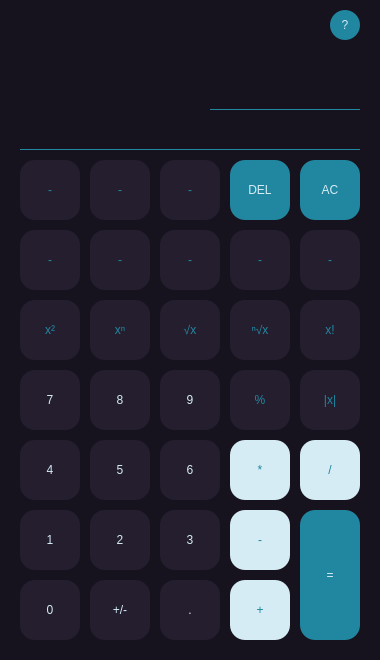
Old version of the form src/mainwindow.ui in the repository Devvoter/calculator.
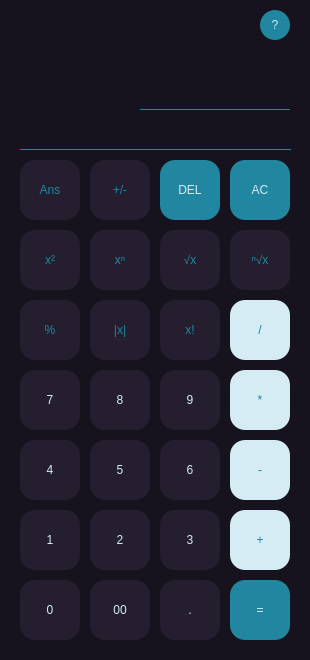
New version of the form. Icons and pictures are not drawn.

What changed in the file:
```diff
--- a/src/mainwindow.ui
+++ b/src/mainwindow.ui
@@ -9,19 +9,19 @@
    <rect>
     <x>0</x>
     <y>0</y>
-    <width>380</width>
+    <width>310</width>
     <height>660</height>
    </rect>
   </property>
   <property name="minimumSize">
    <size>
-    <width>380</width>
+    <width>310</width>
     <height>660</height>
    </size>
   </property>
   <property name="maximumSize">
    <size>
-    <width>380</width>
+    <width>310</width>
     <height>660</height>
    </size>
   </property>
@@ -40,15 +40,12 @@
 	border-radius: 15px;
 	font: 700 18pt &quot;Segoe UI&quot;;
 }
-QFrame{
-	border: none;
-}
-/*******************************************************************/
-QPushButton#bt_divide, QPushButton#bt_multiply, QPushButton#bt_plus, QPushButton#bt_minus{
+/***************************************************basic ops***************************************************/
+#bt_divide, #bt_multiply, #bt_plus, #bt_minus{
 	background-color: rgb(213, 236, 245);
 	color: rgb(33, 135, 161);
 }
-QPushButton#bt_equal{	
+#bt_equal{	
 	background-color: rgb(33, 135, 161);
 	color: rgb(213, 236, 245);
 }
@@ -56,21 +53,25 @@
 	background-color: rgb(36, 30, 47);
 	border: 1px solid rgb(33, 135, 161);
 }
-/*******************************************************************/
-QFrame#fr_numbers QPushButton{
-	background-color: rgb(36, 30, 47);
+/***************************************************del, ac***************************************************/
+#bt_del,  #bt_ac{
+	background-color: rgb(33, 135, 161);
 	color: rgb(213, 236, 245);
+	font: 700 14pt &quot;Segoe UI&quot;;
 }
 QFrame#fr_numbers QPushButton:hover{
 	border: 1px solid rgb(33, 135, 161);
 }
-/*******************************************************************/
-QFrame#fr_advanced_operations QPushButton{
+/***************************************************numbers***************************************************/
+#bt_0, #bt_00, #bt_1, #bt_2, #bt_3, #bt_4, #bt_5, #bt_6, #bt_7, #bt_8, #bt_9, #bt_point{
 	background-color: rgb(36, 30, 47);
-	color: rgb(33, 135, 161);
-	font: 700 14pt &quot;Segoe UI&quot;;
+	color: rgb(213, 236, 245);
 }
-QPushButton#bt_modulo, QPushButton#bt_abs{
+#bt_0:hover, #bt_00:hover, #bt_1:hover, #bt_2:hover, #bt_3:hover, #bt_4:hover, #bt_5:hover, #bt_6:hover, #bt_7:hover, #bt_8:hover, #bt_9:hover, #bt_point:hover{
+	border: 1px solid rgb(33, 135, 161);
+}
+/***************************************************advanced ops***************************************************/
+#bt_modulo, #bt_abs, #bt_exp, #bt_factorial, #bt_square_root, #bt_n_root, #bt_square, #bt_inverse, #bt_ans{
 	background-color: rgb(36, 30, 47);
 	color: rgb(33, 135, 161);
 	font: 700 14pt &quot;Segoe UI&quot;;
@@ -78,15 +79,7 @@
 QFrame#fr_advanced_operations QPushButton:hover, QPushButton#bt_modulo:hover, QPushButton#bt_abs:hover{
 	border: 1px solid rgb(33, 135, 161);
 }
-QFrame#fr_advanced_operations QPushButton#bt_del, QFrame#fr_advanced_operations QPushButton#bt_ac{
-	background-color: rgb(33, 135, 161);
-	color: rgb(213, 236, 245);
-}
-QFrame#fr_advanced_operations QPushButton#bt_del:hover, QFrame#fr_advanced_operations QPushButton#bt_ac:hover{
-	background-color: rgb(36, 30, 47);
-	border: 1px solid rgb(33, 135, 161);
-}
-/*******************************************************************/
+/***************************************************labels***************************************************/
 QLabel{
 	color: rgb(213, 236, 245);
 	border-bottom-width: 1px;
@@ -94,15 +87,13 @@
 	border-radius: 0px;
 	border-bottom-color: rgb(33, 135, 161);
 }
-/*******************************************************************/
-QLabel#lb_expression{
+#lb_expression{
 	font: 14pt &quot;Segoe UI&quot;;
 }
-/*******************************************************************/
-QLabel#lb_number{
+#lb_number{
 	font: 26pt &quot;Segoe UI&quot;;
 }
-/*******************************************************************/
+/***************************************************help***************************************************/
 QPushButton#bt_help{
 	background-color: rgb(33, 135, 161);
 	color: rgb(213, 236, 245);
@@ -118,10 +109,10 @@
    <widget class="QPushButton" name="bt_equal">
     <property name="geometry">
      <rect>
-      <x>300</x>
-      <y>510</y>
+      <x>230</x>
+      <y>580</y>
       <width>60</width>
-      <height>130</height>
+      <height>60</height>
      </rect>
     </property>
     <property name="mouseTracking">
@@ -149,398 +140,12 @@
      <bool>false</bool>
     </property>
    </widget>
-   <widget class="QFrame" name="fr_numbers">
-    <property name="geometry">
-     <rect>
-      <x>20</x>
-      <y>370</y>
-      <width>200</width>
-      <height>270</height>
-     </rect>
-    </property>
-    <property name="frameShape">
-     <enum>QFrame::StyledPanel</enum>
-    </property>
-    <property name="frameShadow">
-     <enum>QFrame::Raised</enum>
-    </property>
-    <widget class="QPushButton" name="bt_4">
-     <property name="geometry">
-      <rect>
-       <x>0</x>
-       <y>70</y>
-       <width>60</width>
-       <height>60</height>
-      </rect>
-     </property>
-     <property name="text">
-      <string>4</string>
-     </property>
-    </widget>
-    <widget class="QPushButton" name="bt_5">
-     <property name="geometry">
-      <rect>
-       <x>70</x>
-       <y>70</y>
-       <width>60</width>
-       <height>60</height>
-      </rect>
-     </property>
-     <property name="text">
-      <string>5</string>
-     </property>
-    </widget>
-    <widget class="QPushButton" name="bt_6">
-     <property name="geometry">
-      <rect>
-       <x>140</x>
-       <y>70</y>
-       <width>60</width>
-       <height>60</height>
-      </rect>
-     </property>
-     <property name="text">
-      <string>6</string>
-     </property>
-    </widget>
-    <widget class="QPushButton" name="bt_7">
-     <property name="geometry">
-      <rect>
-       <x>0</x>
-       <y>0</y>
-       <width>60</width>
-       <height>60</height>
-      </rect>
-     </property>
-     <property name="text">
-      <string>7</string>
-     </property>
-    </widget>
-    <widget class="QPushButton" name="bt_8">
-     <property name="geometry">
-      <rect>
-       <x>70</x>
-       <y>0</y>
-       <width>60</width>
-       <height>60</height>
-      </rect>
-     </property>
-     <property name="text">
-      <string>8</string>
-     </property>
-    </widget>
-    <widget class="QPushButton" name="bt_9">
-     <property name="geometry">
-      <rect>
-       <x>140</x>
-       <y>0</y>
-       <width>60</width>
-       <height>60</height>
-      </rect>
-     </property>
-     <property name="text">
-      <string>9</string>
-     </property>
-    </widget>
-    <widget class="QPushButton" name="bt_point">
-     <property name="geometry">
-      <rect>
-       <x>140</x>
-       <y>210</y>
-       <width>60</width>
-       <height>60</height>
-      </rect>
-     </property>
-     <property name="text">
-      <string>.</string>
-     </property>
-    </widget>
-    <widget class="QPushButton" name="bt_inverse">
-     <property name="geometry">
-      <rect>
-       <x>70</x>
-       <y>210</y>
-       <width>60</width>
-       <height>60</height>
-      </rect>
-     </property>
-     <property name="text">
-      <string>+/-</string>
-     </property>
-    </widget>
-    <widget class="QPushButton" name="bt_0">
-     <property name="geometry">
-      <rect>
-       <x>0</x>
-       <y>210</y>
-       <width>60</width>
-       <height>60</height>
-      </rect>
-     </property>
-     <property name="text">
-      <string>0</string>
-     </property>
-    </widget>
-    <widget class="QPushButton" name="bt_1">
-     <property name="geometry">
-      <rect>
-       <x>0</x>
-       <y>140</y>
-       <width>60</width>
-       <height>60</height>
-      </rect>
-     </property>
-     <property name="text">
-      <string>1</string>
-     </property>
-    </widget>
-    <widget class="QPushButton" name="bt_2">
-     <property name="geometry">
-      <rect>
-       <x>70</x>
-       <y>140</y>
-       <width>60</width>
-       <height>60</height>
-      </rect>
-     </property>
-     <property name="text">
-      <string>2</string>
-     </property>
-    </widget>
-    <widget class="QPushButton" name="bt_3">
-     <property name="geometry">
-      <rect>
-       <x>140</x>
-       <y>140</y>
-       <width>60</width>
-       <height>60</height>
-      </rect>
-     </property>
-     <property name="text">
-      <string>3</string>
-     </property>
-    </widget>
-   </widget>
-   <widget class="QFrame" name="fr_advanced_operations">
-    <property name="geometry">
-     <rect>
-      <x>20</x>
-      <y>160</y>
-      <width>340</width>
-      <height>211</height>
-     </rect>
-    </property>
-    <property name="autoFillBackground">
-     <bool>false</bool>
-    </property>
-    <property name="frameShape">
-     <enum>QFrame::StyledPanel</enum>
-    </property>
-    <property name="frameShadow">
-     <enum>QFrame::Raised</enum>
-    </property>
-    <widget class="QPushButton" name="bt_factorial">
-     <property name="geometry">
-      <rect>
-       <x>280</x>
-       <y>140</y>
-       <width>60</width>
-       <height>60</height>
-      </rect>
-     </property>
-     <property name="text">
-      <string>x!</string>
-     </property>
-    </widget>
-    <widget class="QPushButton" name="bt_square">
-     <property name="geometry">
-      <rect>
-       <x>0</x>
-       <y>140</y>
-       <width>60</width>
-       <height>60</height>
-      </rect>
-     </property>
-     <property name="text">
-      <string>x²</string>
-     </property>
-    </widget>
-    <widget class="QPushButton" name="bt_exp">
-     <property name="geometry">
-      <rect>
-       <x>70</x>
-       <y>140</y>
-       <width>60</width>
-       <height>60</height>
-      </rect>
-     </property>
-     <property name="text">
-      <string>xⁿ</string>
-     </property>
-    </widget>
-    <widget class="QPushButton" name="bt_square_root">
-     <property name="geometry">
-      <rect>
-       <x>140</x>
-       <y>140</y>
-       <width>60</width>
-       <height>60</height>
-      </rect>
-     </property>
-     <property name="text">
-      <string>√x</string>
-     </property>
-    </widget>
-    <widget class="QPushButton" name="bt_n_root">
-     <property name="geometry">
-      <rect>
-       <x>210</x>
-       <y>140</y>
-       <width>60</width>
-       <height>60</height>
-      </rect>
-     </property>
-     <property name="text">
-      <string>ⁿ√x</string>
-     </property>
-    </widget>
-    <widget class="QPushButton" name="bt_factorial_6">
-     <property name="geometry">
-      <rect>
-       <x>140</x>
-       <y>0</y>
-       <width>60</width>
-       <height>60</height>
-      </rect>
-     </property>
-     <property name="text">
-      <string>-</string>
-     </property>
-    </widget>
-    <widget class="QPushButton" name="bt_factorial_7">
-     <property name="geometry">
-      <rect>
-       <x>70</x>
-       <y>70</y>
-       <width>60</width>
-       <height>60</height>
-      </rect>
-     </property>
-     <property name="text">
-      <string>-</string>
-     </property>
-    </widget>
-    <widget class="QPushButton" name="bt_factorial_8">
-     <property name="geometry">
-      <rect>
-       <x>0</x>
-       <y>70</y>
-       <width>60</width>
-       <height>60</height>
-      </rect>
-     </property>
-     <property name="text">
-      <string>-</string>
-     </property>
-    </widget>
-    <widget class="QPushButton" name="bt_factorial_9">
-     <property name="geometry">
-      <rect>
-       <x>140</x>
-       <y>70</y>
-       <width>60</width>
-       <height>60</height>
-      </rect>
-     </property>
-     <property name="text">
-      <string>-</string>
-     </property>
-    </widget>
-    <widget class="QPushButton" name="bt_factorial_10">
-     <property name="geometry">
-      <rect>
-       <x>0</x>
-       <y>0</y>
-       <width>60</width>
-       <height>60</height>
-      </rect>
-     </property>
-     <property name="text">
-      <string>-</string>
-     </property>
-    </widget>
-    <widget class="QPushButton" name="bt_factorial_11">
-     <property name="geometry">
-      <rect>
-       <x>70</x>
-       <y>0</y>
-       <width>60</width>
-       <height>60</height>
-      </rect>
-     </property>
-     <property name="text">
-      <string>-</string>
-     </property>
-    </widget>
-    <widget class="QPushButton" name="bt_factorial_12">
-     <property name="geometry">
-      <rect>
-       <x>210</x>
-       <y>70</y>
-       <width>60</width>
-       <height>60</height>
-      </rect>
-     </property>
-     <property name="text">
-      <string>-</string>
-     </property>
-    </widget>
-    <widget class="QPushButton" name="bt_factorial_13">
-     <property name="geometry">
-      <rect>
-       <x>280</x>
-       <y>70</y>
-       <width>60</width>
-       <height>60</height>
-      </rect>
-     </property>
-     <property name="text">
-      <string>-</string>
-     </property>
-    </widget>
-    <widget class="QPushButton" name="bt_del">
-     <property name="geometry">
-      <rect>
-       <x>210</x>
-       <y>0</y>
-       <width>60</width>
-       <height>60</height>
-      </rect>
-     </property>
-     <property name="text">
-      <string>DEL</string>
-     </property>
-    </widget>
-    <widget class="QPushButton" name="bt_ac">
-     <property name="geometry">
-      <rect>
-       <x>280</x>
-       <y>0</y>
-       <width>60</width>
-       <height>60</height>
-      </rect>
-     </property>
-     <property name="text">
-      <string>AC</string>
-     </property>
-    </widget>
-   </widget>
    <widget class="QLabel" name="lb_long">
     <property name="geometry">
      <rect>
       <x>20</x>
       <y>110</y>
-      <width>340</width>
+      <width>271</width>
       <height>40</height>
      </rect>
     </property>
@@ -554,7 +159,7 @@
    <widget class="QLabel" name="lb_number">
     <property name="geometry">
      <rect>
-      <x>210</x>
+      <x>140</x>
       <y>50</y>
       <width>150</width>
       <height>60</height>
@@ -570,7 +175,7 @@
    <widget class="QPushButton" name="bt_help">
     <property name="geometry">
      <rect>
-      <x>330</x>
+      <x>260</x>
       <y>10</y>
       <width>30</width>
       <height>30</height>
@@ -601,8 +206,8 @@
    <widget class="QPushButton" name="bt_divide">
     <property name="geometry">
      <rect>
-      <x>300</x>
-      <y>440</y>
+      <x>230</x>
+      <y>300</y>
       <width>60</width>
       <height>60</height>
      </rect>
@@ -615,7 +220,7 @@
     <property name="geometry">
      <rect>
       <x>230</x>
-      <y>440</y>
+      <y>370</y>
       <width>60</width>
       <height>60</height>
      </rect>
@@ -628,7 +233,7 @@
     <property name="geometry">
      <rect>
       <x>230</x>
-      <y>510</y>
+      <y>440</y>
       <width>60</width>
       <height>60</height>
      </rect>
@@ -641,7 +246,7 @@
     <property name="geometry">
      <rect>
       <x>230</x>
-      <y>580</y>
+      <y>510</y>
       <width>60</width>
       <height>60</height>
      </rect>
@@ -653,8 +258,8 @@
    <widget class="QPushButton" name="bt_abs">
     <property name="geometry">
      <rect>
-      <x>300</x>
-      <y>370</y>
+      <x>90</x>
+      <y>300</y>
       <width>60</width>
       <height>60</height>
      </rect>
@@ -666,8 +271,8 @@
    <widget class="QPushButton" name="bt_modulo">
     <property name="geometry">
      <rect>
-      <x>230</x>
-      <y>370</y>
+      <x>20</x>
+      <y>300</y>
       <width>60</width>
       <height>60</height>
      </rect>
@@ -676,6 +281,279 @@
      <string>%</string>
     </property>
    </widget>
+   <widget class="QPushButton" name="bt_0">
+    <property name="geometry">
+     <rect>
+      <x>20</x>
+      <y>580</y>
+      <width>60</width>
+      <height>60</height>
+     </rect>
+    </property>
+    <property name="text">
+     <string>0</string>
+    </property>
+   </widget>
+   <widget class="QPushButton" name="bt_inverse">
+    <property name="geometry">
+     <rect>
+      <x>90</x>
+      <y>160</y>
+      <width>60</width>
+      <height>60</height>
+     </rect>
+    </property>
+    <property name="text">
+     <string>+/-</string>
+    </property>
+   </widget>
+   <widget class="QPushButton" name="bt_point">
+    <property name="geometry">
+     <rect>
+      <x>160</x>
+      <y>580</y>
+      <width>60</width>
+      <height>60</height>
+     </rect>
+    </property>
+    <property name="text">
+     <string>.</string>
+    </property>
+   </widget>
+   <widget class="QPushButton" name="bt_1">
+    <property name="geometry">
+     <rect>
+      <x>20</x>
+      <y>510</y>
+      <width>60</width>
+      <height>60</height>
+     </rect>
+    </property>
+    <property name="text">
+     <string>1</string>
+    </property>
+   </widget>
+   <widget class="QPushButton" name="bt_2">
+    <property name="geometry">
+     <rect>
+      <x>90</x>
+      <y>510</y>
+      <width>60</width>
+      <height>60</height>
+     </rect>
+    </property>
+    <property name="text">
+     <string>2</string>
+    </property>
+   </widget>
+   <widget class="QPushButton" name="bt_3">
+    <property name="geometry">
+     <rect>
+      <x>160</x>
+      <y>510</y>
+      <width>60</width>
+      <height>60</height>
+     </rect>
+    </property>
+    <property name="text">
+     <string>3</string>
+    </property>
+   </widget>
+   <widget class="QPushButton" name="bt_4">
+    <property name="geometry">
+     <rect>
+      <x>20</x>
+      <y>440</y>
+      <width>60</width>
+      <height>60</height>
+     </rect>
+    </property>
+    <property name="text">
+     <string>4</string>
+    </property>
+   </widget>
+   <widget class="QPushButton" name="bt_5">
+    <property name="geometry">
+     <rect>
+      <x>90</x>
+      <y>440</y>
+      <width>60</width>
+      <height>60</height>
+     </rect>
+    </property>
+    <property name="text">
+     <string>5</string>
+    </property>
+   </widget>
+   <widget class="QPushButton" name="bt_6">
+    <property name="geometry">
+     <rect>
+      <x>160</x>
+      <y>440</y>
+      <width>60</width>
+      <height>60</height>
+     </rect>
+    </property>
+    <property name="text">
+     <string>6</string>
+    </property>
+   </widget>
+   <widget class="QPushButton" name="bt_7">
+    <property name="geometry">
+     <rect>
+      <x>20</x>
+      <y>370</y>
+      <width>60</width>
+      <height>60</height>
+     </rect>
+    </property>
+    <property name="text">
+     <string>7</string>
+    </property>
+   </widget>
+   <widget class="QPushButton" name="bt_8">
+    <property name="geometry">
+     <rect>
+      <x>90</x>
+      <y>370</y>
+      <width>60</width>
+      <height>60</height>
+     </rect>
+    </property>
+    <property name="text">
+     <string>8</string>
+    </property>
+   </widget>
+   <widget class="QPushButton" name="bt_9">
+    <property name="geometry">
+     <rect>
+      <x>160</x>
+      <y>370</y>
+      <width>60</width>
+      <height>60</height>
+     </rect>
+    </property>
+    <property name="text">
+     <string>9</string>
+    </property>
+   </widget>
+   <widget class="QPushButton" name="bt_factorial">
+    <property name="geometry">
+     <rect>
+      <x>160</x>
+      <y>300</y>
+      <width>60</width>
+      <height>60</height>
+     </rect>
+    </property>
+    <property name="text">
+     <string>x!</string>
+    </property>
+   </widget>
+   <widget class="QPushButton" name="bt_square">
+    <property name="geometry">
+     <rect>
+      <x>20</x>
+      <y>230</y>
+      <width>60</width>
+      <height>60</height>
+     </rect>
+    </property>
+    <property name="text">
+     <string>x²</string>
+    </property>
+   </widget>
+   <widget class="QPushButton" name="bt_exp">
+    <property name="geometry">
+     <rect>
+      <x>90</x>
+      <y>230</y>
+      <width>60</width>
+      <height>60</height>
+     </rect>
+    </property>
+    <property name="text">
+     <string>xⁿ</string>
+    </property>
+   </widget>
+   <widget class="QPushButton" name="bt_square_root">
+    <property name="geometry">
+     <rect>
+      <x>160</x>
+      <y>230</y>
+      <width>60</width>
+      <height>60</height>
+     </rect>
+    </property>
+    <property name="text">
+     <string>√x</string>
+    </property>
+   </widget>
+   <widget class="QPushButton" name="bt_n_root">
+    <property name="geometry">
+     <rect>
+      <x>230</x>
+      <y>230</y>
+      <width>60</width>
+      <height>60</height>
+     </rect>
+    </property>
+    <property name="text">
+     <string>ⁿ√x</string>
+    </property>
+   </widget>
+   <widget class="QPushButton" name="bt_del">
+    <property name="geometry">
+     <rect>
+      <x>160</x>
+      <y>160</y>
+      <width>60</width>
+      <height>60</height>
+     </rect>
+    </property>
+    <property name="text">
+     <string>DEL</string>
+    </property>
+   </widget>
+   <widget class="QPushButton" name="bt_ac">
+    <property name="geometry">
+     <rect>
+      <x>230</x>
+      <y>160</y>
+      <width>60</width>
+      <height>60</height>
+     </rect>
+    </property>
+    <property name="text">
+     <string>AC</string>
+    </property>
+   </widget>
+   <widget class="QPushButton" name="bt_ans">
+    <property name="geometry">
+     <rect>
+      <x>20</x>
+      <y>160</y>
+      <width>60</width>
+      <height>60</height>
+     </rect>
+    </property>
+    <property name="text">
+     <string>Ans</string>
+    </property>
+   </widget>
+   <widget class="QPushButton" name="bt_00">
+    <property name="geometry">
+     <rect>
+      <x>90</x>
+      <y>580</y>
+      <width>60</width>
+      <height>60</height>
+     </rect>
+    </property>
+    <property name="text">
+     <string>00</string>
+    </property>
+   </widget>
   </widget>
  </widget>
  <resources/>
```
Left out of the diff: 11 changed lines with no effect on the pictures.
